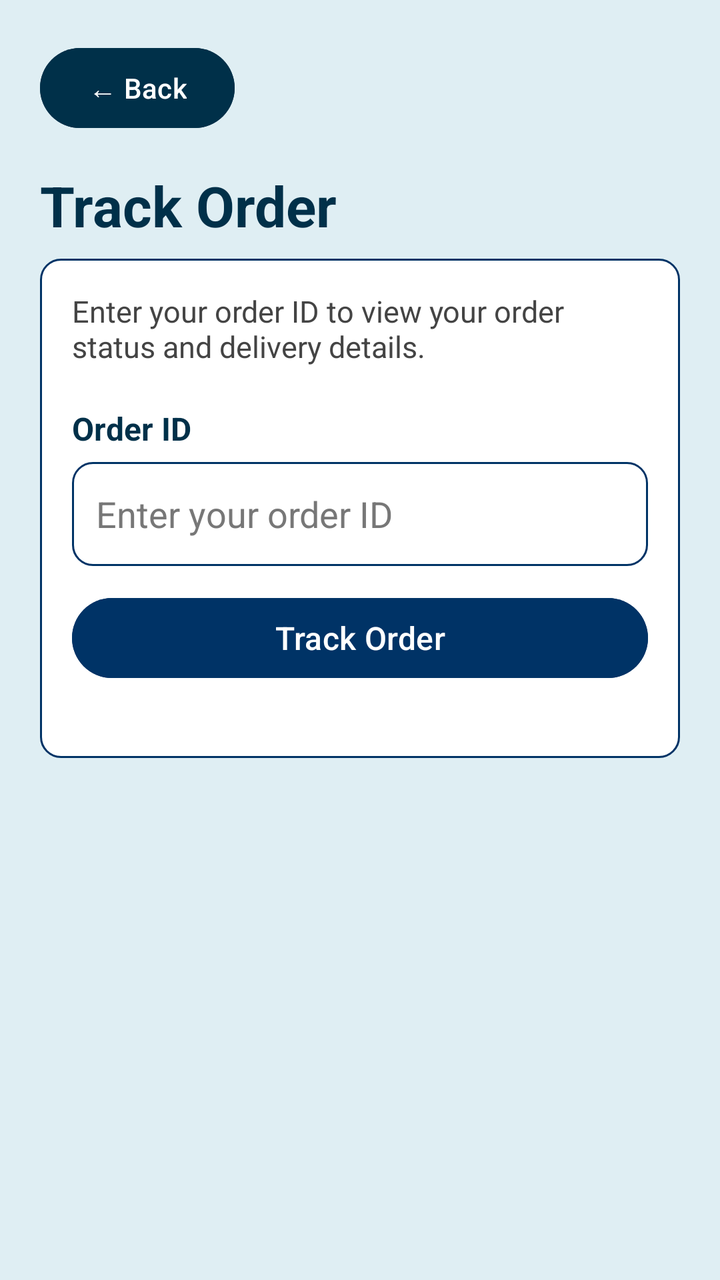
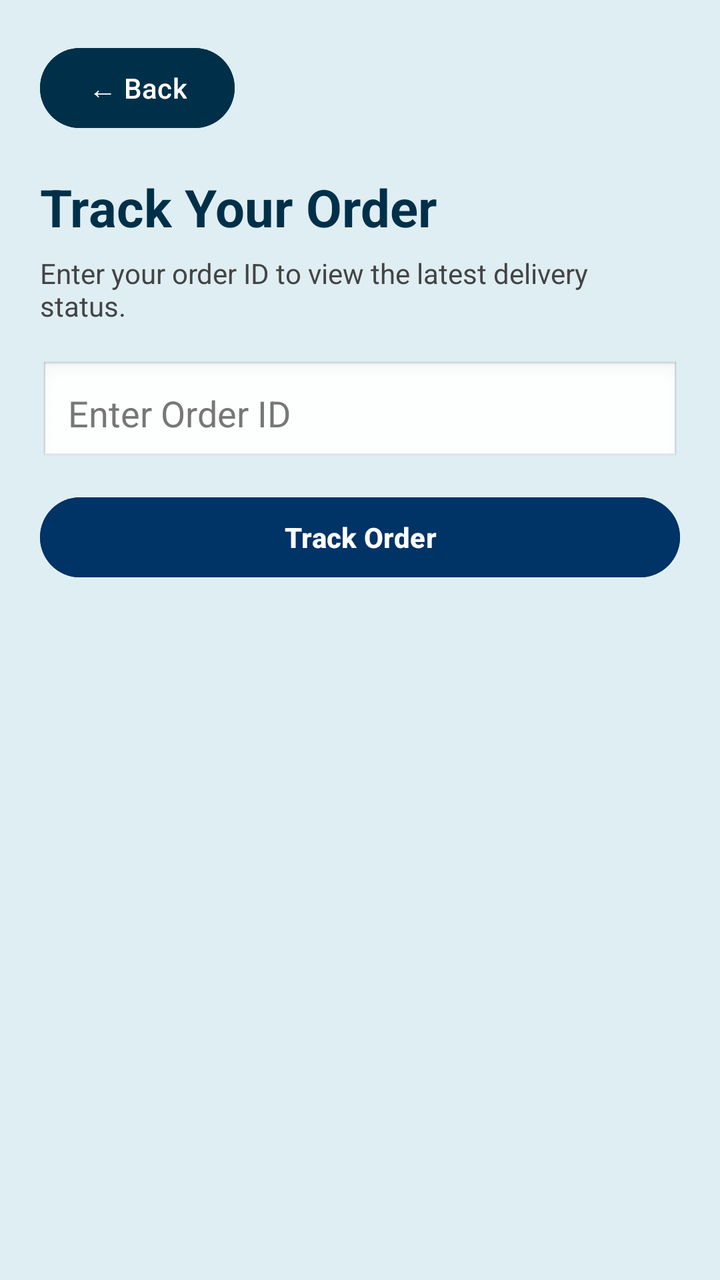

Two renders of the same Android screen: before a commit and after it. Below are the layout's source before the change and the commit's diff.
<!-- AndroidManifest.xml: application theme Theme.Pillpoint -->
<!-- res/layout/activity_track_order.xml -->
<?xml version="1.0" encoding="utf-8"?>
<ScrollView xmlns:android="http://schemas.android.com/apk/res/android"
    android:layout_width="match_parent"
    android:layout_height="match_parent"
    android:background="#DFEEF3"
    android:fillViewport="true">

    <LinearLayout
        android:layout_width="match_parent"
        android:layout_height="wrap_content"
        android:orientation="vertical"
        android:padding="20dp">

        
        <Button
            android:id="@+id/btnBackTrack"
            android:layout_width="wrap_content"
            android:layout_height="wrap_content"
            android:layout_marginBottom="16dp"
            android:backgroundTint="#003049"
            android:text="← Back"
            android:textColor="#FFFFFF" />

        
        <TextView
            android:layout_width="match_parent"
            android:layout_height="wrap_content"
            android:layout_marginBottom="8dp"
            android:text="Track Order"
            android:textColor="#003049"
            android:textSize="28sp"
            android:textStyle="bold" />

    
    <LinearLayout
        android:layout_width="match_parent"
        android:layout_height="wrap_content"
        android:background="@drawable/edit_text_background"
        android:orientation="vertical"
        android:padding="16dp"
        android:layout_marginBottom="24dp">

        <TextView
            android:layout_width="match_parent"
            android:layout_height="wrap_content"
            android:layout_marginBottom="20dp"
            android:text="Enter your order ID to view your order status and delivery details."
            android:textColor="#444444"
            android:textSize="15sp" />

        
        <TextView
            android:layout_width="match_parent"
            android:layout_height="wrap_content"
            android:layout_marginBottom="6dp"
            android:text="Order ID"
            android:textColor="#003049"
            android:textSize="16sp"
            android:textStyle="bold" />

        <EditText
            android:id="@+id/orderNumber"
            android:layout_width="match_parent"
            android:layout_height="wrap_content"
            android:background="@drawable/edit_text_background"
            android:layout_marginBottom="12dp"
            android:hint="Enter your order ID"
            android:inputType="text"
            android:minHeight="52dp"
            android:padding="12dp"
            android:singleLine="true"
            android:textColor="#003049"
            android:textColorHint="#777777" />

        
        <Button
            android:id="@+id/trackOrderButton"
            android:layout_width="match_parent"
            android:layout_height="wrap_content"
            android:layout_marginBottom="20dp"
            android:backgroundTint="@color/dark_blue"
            android:text="Track Order"
            android:textColor="#FFFFFF"
            android:textSize="16sp" />

        
        <LinearLayout
            android:id="@+id/orderDetailsLayout"
            android:layout_width="match_parent"
            android:layout_height="wrap_content"
            android:orientation="vertical"
            android:padding="16dp"
            android:background="#FFFFFF"
            android:elevation="3dp"
            android:visibility="gone">

            
            <TextView
                android:layout_width="match_parent"
                android:layout_height="wrap_content"
                android:layout_marginBottom="12dp"
                android:text="Order Details"
                android:textColor="#003049"
                android:textSize="22sp"
                android:textStyle="bold" />

            
            <TextView
                android:id="@+id/orderStatus"
                android:layout_width="match_parent"
                android:layout_height="wrap_content"
                android:layout_marginBottom="12dp"
                android:padding="12dp"
                android:background="#DFEEF3"
                android:text="Status: Pending"
                android:textColor="#003049"
                android:textSize="17sp"
                android:textStyle="bold" />

            
            <TextView
                android:id="@+id/orderDate"
                android:layout_width="match_parent"
                android:layout_height="wrap_content"
                android:layout_marginBottom="10dp"
                android:text="Order Date:"
                android:textColor="#444444"
                android:textSize="15sp" />

            
            <TextView
                android:id="@+id/deliveryAddress"
                android:layout_width="match_parent"
                android:layout_height="wrap_content"
                android:layout_marginBottom="10dp"
                android:text="Delivery Address:"
                android:textColor="#444444"
                android:textSize="15sp" />

            
            <TextView
                android:id="@+id/estimatedDelivery"
                android:layout_width="match_parent"
                android:layout_height="wrap_content"
                android:layout_marginBottom="16dp"
                android:text="Estimated Delivery: To be confirmed"
                android:textColor="#444444"
                android:textSize="15sp" />

            
            <TextView
                android:layout_width="match_parent"
                android:layout_height="wrap_content"
                android:layout_marginBottom="12dp"
                android:text="Delivery Progress"
                android:textColor="#003049"
                android:textSize="19sp"
                android:textStyle="bold" />

            
            <TextView
                android:layout_width="match_parent"
                android:layout_height="wrap_content"
                android:layout_marginBottom="8dp"
                android:padding="10dp"
                android:text="○ Order Placed"
                android:textColor="#444444"
                android:textSize="15sp" />

            <TextView
                android:layout_width="match_parent"
                android:layout_height="wrap_content"
                android:layout_marginBottom="8dp"
                android:padding="10dp"
                android:text="○ Order Confirmed"
                android:textColor="#444444"
                android:textSize="15sp" />

            <TextView
                android:layout_width="match_parent"
                android:layout_height="wrap_content"
                android:layout_marginBottom="8dp"
                android:padding="10dp"
                android:text="○ Pharmacy Preparing Order"
                android:textColor="#444444"
                android:textSize="15sp" />

            <TextView
                android:layout_width="match_parent"
                android:layout_height="wrap_content"
                android:layout_marginBottom="8dp"
                android:padding="10dp"
                android:text="○ Out for Delivery"
                android:textColor="#444444"
                android:textSize="15sp" />

            <TextView
                android:layout_width="match_parent"
                android:layout_height="wrap_content"
                android:layout_marginBottom="16dp"
                android:padding="10dp"
                android:text="○ Delivered"
                android:textColor="#444444"
                android:textSize="15sp" />

            
            <TextView
                android:layout_width="match_parent"
                android:layout_height="wrap_content"
                android:layout_marginBottom="8dp"
                android:text="Products and Payment"
                android:textColor="#003049"
                android:textSize="19sp"
                android:textStyle="bold" />

            <TextView
                android:id="@+id/orderItems"
                android:layout_width="match_parent"
                android:layout_height="wrap_content"
                android:background="#F3F7F9"
                android:padding="12dp"
                android:text="Your ordered products will appear here."
                android:textColor="#444444"
                android:textSize="15sp" />

        </LinearLayout>

    </LinearLayout>

    </LinearLayout>

</ScrollView>
<!-- resources referenced by this layout -->
<resources>
  <color name="dark_blue">#003366</color>
  <!-- drawable edit_text_background (drawable) -->
  <?xml version="1.0" encoding="utf-8"?>
  <shape xmlns:android="http://schemas.android.com/apk/res/android">
  
      <solid android:color="#FFFFFF"/>
  
      <stroke
          android:width="1dp"
          android:color="@color/dark_blue"/>
  
      <corners android:radius="10dp"/>
  
      <padding
          android:left="10dp"
          android:right="10dp"
          android:top="10dp"
          android:bottom="10dp"/>
  
  
  </shape>
  <style name="Theme.Pillpoint" parent="Base.Theme.Pillpoint" />
  <style name="Base.Theme.Pillpoint" parent="Theme.Material3.Light.NoActionBar">
          
  
          
  
          <item name="colorPrimary">@color/blue</item>
          <item name="colorOnPrimary">@color/white</item>
  
          <item name="colorSecondary">@color/red</item>
          <item name="colorOnSecondary">@color/white</item>
  
          <item name="android:statusBarColor">@color/dark_blue</item>
          <item name="android:navigationBarColor">@color/blue</item>
      </style>
  <color name="blue">#0D6EFD</color>
  <color name="white">#FFFFFFFF</color>
  <color name="red">#FF0000</color>
</resources>

<!-- the commit's change to res/layout/activity_track_order.xml (unified diff, before → after) -->
@@ -16,7 +16,6 @@
             android:id="@+id/btnBackTrack"
             android:layout_width="wrap_content"
             android:layout_height="wrap_content"
-            android:layout_marginBottom="16dp"
             android:backgroundTint="#003049"
             android:text="← Back"
             android:textColor="#FFFFFF" />
@@ -25,50 +24,30 @@
         <TextView
             android:layout_width="match_parent"
             android:layout_height="wrap_content"
-            android:layout_marginBottom="8dp"
-            android:text="Track Order"
+            android:layout_marginTop="18dp"
+            android:text="Track Your Order"
             android:textColor="#003049"
-            android:textSize="28sp"
+            android:textSize="26sp"
             android:textStyle="bold" />
 
-    
-    <LinearLayout
-        android:layout_width="match_parent"
-        android:layout_height="wrap_content"
-        android:background="@drawable/edit_text_background"
-        android:orientation="vertical"
-        android:padding="16dp"
-        android:layout_marginBottom="24dp">
-
         <TextView
             android:layout_width="match_parent"
             android:layout_height="wrap_content"
-            android:layout_marginBottom="20dp"
-            android:text="Enter your order ID to view your order status and delivery details."
+            android:layout_marginTop="6dp"
+            android:text="Enter your order ID to view the latest delivery status."
             android:textColor="#444444"
-            android:textSize="15sp" />
-
-        
-        <TextView
-            android:layout_width="match_parent"
-            android:layout_height="wrap_content"
-            android:layout_marginBottom="6dp"
-            android:text="Order ID"
-            android:textColor="#003049"
-            android:textSize="16sp"
-            android:textStyle="bold" />
-
+            android:textSize="14sp" />
+
+        
         <EditText
             android:id="@+id/orderNumber"
             android:layout_width="match_parent"
             android:layout_height="wrap_content"
-            android:background="@drawable/edit_text_background"
-            android:layout_marginBottom="12dp"
-            android:hint="Enter your order ID"
+            android:layout_marginTop="18dp"
+            android:background="@android:drawable/edit_text"
+            android:hint="Enter Order ID"
             android:inputType="text"
-            android:minHeight="52dp"
-            android:padding="12dp"
-            android:singleLine="true"
+            android:padding="14dp"
             android:textColor="#003049"
             android:textColorHint="#777777" />
 
@@ -77,156 +56,158 @@
             android:id="@+id/trackOrderButton"
             android:layout_width="match_parent"
             android:layout_height="wrap_content"
-            android:layout_marginBottom="20dp"
+            android:layout_marginTop="12dp"
             android:backgroundTint="@color/dark_blue"
             android:text="Track Order"
             android:textColor="#FFFFFF"
-            android:textSize="16sp" />
+            android:textStyle="bold" />
 
         
         <LinearLayout
             android:id="@+id/orderDetailsLayout"
             android:layout_width="match_parent"
             android:layout_height="wrap_content"
-            android:orientation="vertical"
-            android:padding="16dp"
+            android:layout_marginTop="22dp"
             android:background="#FFFFFF"
             android:elevation="3dp"
+            android:orientation="vertical"
+            android:padding="18dp"
             android:visibility="gone">
 
+            <TextView
+                android:layout_width="match_parent"
+                android:layout_height="wrap_content"
+                android:text="Order Information"
+                android:textColor="#003049"
+                android:textSize="20sp"
+                android:textStyle="bold" />
+
+            <TextView
+                android:id="@+id/orderStatus"
+                android:layout_width="match_parent"
+                android:layout_height="wrap_content"
+                android:layout_marginTop="14dp"
+                android:text="Status: Pending"
+                android:textColor="#003049"
+                android:textSize="17sp"
+                android:textStyle="bold" />
+
+            <TextView
+                android:id="@+id/orderDate"
+                android:layout_width="match_parent"
+                android:layout_height="wrap_content"
+                android:layout_marginTop="8dp"
+                android:text="Order Date:"
+                android:textColor="#444444"
+                android:textSize="14sp" />
+
+            <TextView
+                android:id="@+id/deliveryAddress"
+                android:layout_width="match_parent"
+                android:layout_height="wrap_content"
+                android:layout_marginTop="8dp"
+                android:text="Delivery Address:"
+                android:textColor="#444444"
+                android:textSize="14sp" />
+
+            <TextView
+                android:id="@+id/estimatedDelivery"
+                android:layout_width="match_parent"
+                android:layout_height="wrap_content"
+                android:layout_marginTop="8dp"
+                android:text="Estimated Delivery:"
+                android:textColor="#444444"
+                android:textSize="14sp" />
+
+            <View
+                android:layout_width="match_parent"
+                android:layout_height="1dp"
+                android:layout_marginTop="18dp"
+                android:layout_marginBottom="16dp"
+                android:background="#DDDDDD" />
+
             
             <TextView
                 android:layout_width="match_parent"
                 android:layout_height="wrap_content"
-                android:layout_marginBottom="12dp"
-                android:text="Order Details"
-                android:textColor="#003049"
-                android:textSize="22sp"
-                android:textStyle="bold" />
+                android:text="Delivery Progress"
+                android:textColor="#003049"
+                android:textSize="18sp"
+                android:textStyle="bold" />
+
+            <TextView
+                android:id="@+id/progressPlaced"
+                android:layout_width="match_parent"
+                android:layout_height="wrap_content"
+                android:layout_marginTop="14dp"
+                android:text="○ Order Placed"
+                android:textColor="#777777"
+                android:textSize="15sp" />
+
+            <TextView
+                android:id="@+id/progressConfirmed"
+                android:layout_width="match_parent"
+                android:layout_height="wrap_content"
+                android:layout_marginTop="12dp"
+                android:text="○ Order Confirmed"
+                android:textColor="#777777"
+                android:textSize="15sp" />
+
+            <TextView
+                android:id="@+id/progressPreparing"
+                android:layout_width="match_parent"
+                android:layout_height="wrap_content"
+                android:layout_marginTop="12dp"
+                android:text="○ Pharmacy Preparing Order"
+                android:textColor="#777777"
+                android:textSize="15sp" />
+
+            <TextView
+                android:id="@+id/progressDelivery"
+                android:layout_width="match_parent"
+                android:layout_height="wrap_content"
+                android:layout_marginTop="12dp"
+                android:text="○ Out for Delivery"
+                android:textColor="#777777"
+                android:textSize="15sp" />
+
+            <TextView
+                android:id="@+id/progressDelivered"
+                android:layout_width="match_parent"
+                android:layout_height="wrap_content"
+                android:layout_marginTop="12dp"
+                android:text="○ Delivered"
+                android:textColor="#777777"
+                android:textSize="15sp" />
+
+            <View
+                android:layout_width="match_parent"
+                android:layout_height="1dp"
+                android:layout_marginTop="18dp"
+                android:layout_marginBottom="16dp"
+                android:background="#DDDDDD" />
 
             
             <TextView
-                android:id="@+id/orderStatus"
-                android:layout_width="match_parent"
-                android:layout_height="wrap_content"
-                android:layout_marginBottom="12dp"
-                android:padding="12dp"
-                android:background="#DFEEF3"
-                android:text="Status: Pending"
-                android:textColor="#003049"
-                android:textSize="17sp"
-                android:textStyle="bold" />
-
-            
-            <TextView
-                android:id="@+id/orderDate"
-                android:layout_width="match_parent"
-                android:layout_height="wrap_content"
-                android:layout_marginBottom="10dp"
-                android:text="Order Date:"
-                android:textColor="#444444"
-                android:textSize="15sp" />
-
-            
-            <TextView
-                android:id="@+id/deliveryAddress"
-                android:layout_width="match_parent"
-                android:layout_height="wrap_content"
-                android:layout_marginBottom="10dp"
-                android:text="Delivery Address:"
-                android:textColor="#444444"
-                android:textSize="15sp" />
-
-            
-            <TextView
-                android:id="@+id/estimatedDelivery"
-                android:layout_width="match_parent"
-                android:layout_height="wrap_content"
-                android:layout_marginBottom="16dp"
-                android:text="Estimated Delivery: To be confirmed"
-                android:textColor="#444444"
-                android:textSize="15sp" />
-
-            
-            <TextView
-                android:layout_width="match_parent"
-                android:layout_height="wrap_content"
-                android:layout_marginBottom="12dp"
-                android:text="Delivery Progress"
-                android:textColor="#003049"
-                android:textSize="19sp"
-                android:textStyle="bold" />
-
-            
-            <TextView
-                android:layout_width="match_parent"
-                android:layout_height="wrap_content"
-                android:layout_marginBottom="8dp"
-                android:padding="10dp"
-                android:text="○ Order Placed"
-                android:textColor="#444444"
-                android:textSize="15sp" />
-
-            <TextView
-                android:layout_width="match_parent"
-                android:layout_height="wrap_content"
-                android:layout_marginBottom="8dp"
-                android:padding="10dp"
-                android:text="○ Order Confirmed"
-                android:textColor="#444444"
-                android:textSize="15sp" />
-
-            <TextView
-                android:layout_width="match_parent"
-                android:layout_height="wrap_content"
-                android:layout_marginBottom="8dp"
-                android:padding="10dp"
-                android:text="○ Pharmacy Preparing Order"
-                android:textColor="#444444"
-                android:textSize="15sp" />
-
-            <TextView
-                android:layout_width="match_parent"
-                android:layout_height="wrap_content"
-                android:layout_marginBottom="8dp"
-                android:padding="10dp"
-                android:text="○ Out for Delivery"
-                android:textColor="#444444"
-                android:textSize="15sp" />
-
-            <TextView
-                android:layout_width="match_parent"
-                android:layout_height="wrap_content"
-                android:layout_marginBottom="16dp"
-                android:padding="10dp"
-                android:text="○ Delivered"
-                android:textColor="#444444"
-                android:textSize="15sp" />
-
-            
-            <TextView
-                android:layout_width="match_parent"
-                android:layout_height="wrap_content"
-                android:layout_marginBottom="8dp"
-                android:text="Products and Payment"
-                android:textColor="#003049"
-                android:textSize="19sp"
+                android:layout_width="match_parent"
+                android:layout_height="wrap_content"
+                android:text="Order Items"
+                android:textColor="#003049"
+                android:textSize="18sp"
                 android:textStyle="bold" />
 
             <TextView
                 android:id="@+id/orderItems"
                 android:layout_width="match_parent"
                 android:layout_height="wrap_content"
-                android:background="#F3F7F9"
-                android:padding="12dp"
-                android:text="Your ordered products will appear here."
-                android:textColor="#444444"
-                android:textSize="15sp" />
+                android:layout_marginTop="10dp"
+                android:lineSpacingExtra="5dp"
+                android:text="Your order items will appear here."
+                android:textColor="#444444"
+                android:textSize="14sp" />
 
         </LinearLayout>
 
     </LinearLayout>
 
-    </LinearLayout>
-
 </ScrollView>
<!-- resource entries referenced after the edit -->
@@ -1,26 +1,6 @@
 <!-- resources referenced by this layout -->
 <resources>
   <color name="dark_blue">#003366</color>
-  <!-- drawable edit_text_background (drawable) -->
-  <?xml version="1.0" encoding="utf-8"?>
-  <shape xmlns:android="http://schemas.android.com/apk/res/android">
-  
-      <solid android:color="#FFFFFF"/>
-  
-      <stroke
-          android:width="1dp"
-          android:color="@color/dark_blue"/>
-  
-      <corners android:radius="10dp"/>
-  
-      <padding
-          android:left="10dp"
-          android:right="10dp"
-          android:top="10dp"
-          android:bottom="10dp"/>
-  
-  
-  </shape>
   <style name="Theme.Pillpoint" parent="Base.Theme.Pillpoint" />
   <style name="Base.Theme.Pillpoint" parent="Theme.Material3.Light.NoActionBar">
           
